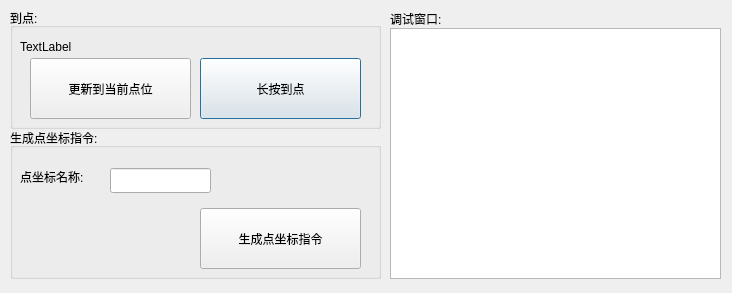
Qt form keygettcppos2dlg.ui (qubo188612/qtwelding) before a commit.
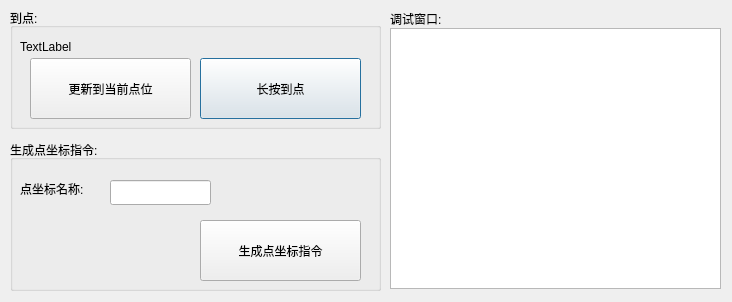
The same form after that commit.

Patch:
```diff
--- a/keygettcppos2dlg.ui
+++ b/keygettcppos2dlg.ui
@@ -7,7 +7,7 @@
     <x>0</x>
     <y>0</y>
     <width>732</width>
-    <height>293</height>
+    <height>302</height>
    </rect>
   </property>
   <property name="windowTitle">
@@ -71,7 +71,7 @@
      <x>390</x>
      <y>28</y>
      <width>331</width>
-     <height>251</height>
+     <height>261</height>
     </rect>
    </property>
   </widget>
@@ -79,7 +79,7 @@
    <property name="geometry">
     <rect>
      <x>10</x>
-     <y>128</y>
+     <y>140</y>
      <width>371</width>
      <height>151</height>
     </rect>
```
